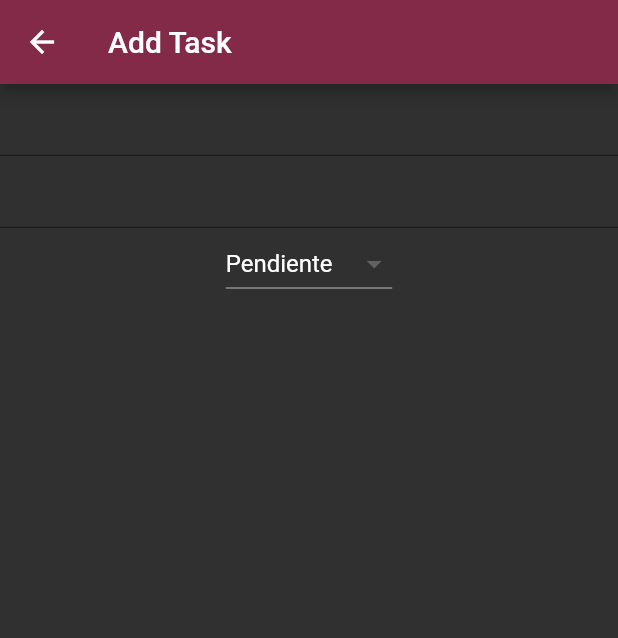
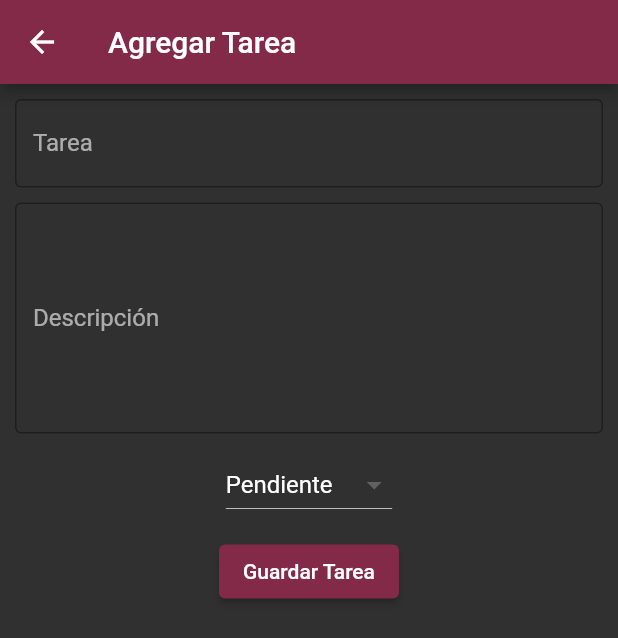
Before and after one commit to JuanOnate/pmsn20232, a Flutter app: the AddTask screen opened by its route, on a phone screen of 412 x 824 dp. Shown: the top 638 px of the screen. Run offline on Flutter 3.47's test engine with Material 2 defaults, Android fonts, the phone set to English and light mode, and no system bars; our stand-ins replace sqflite; missing offline and left inert: day_night_switcher; accounts and stored records are empty; network calls fail.

Commit message:
Clase 14
Cambios de la clase 14

```diff
--- a/lib/models/tarea_model.dart
+++ b/lib/models/tarea_model.dart
@@ -2,7 +2,7 @@ class TareaModel {
   int? idTarea;
   String? nombreTarea;
   String? descTarea;
-  bool? estadoTarea;
+  String? estadoTarea;
 
   TareaModel({this.idTarea,this.nombreTarea,this.descTarea,this.estadoTarea});
 
--- a/lib/screens/add_task.dart
+++ b/lib/screens/add_task.dart
@@ -1,4 +1,5 @@
 import 'package:flutter/material.dart';
+import 'package:pmsn20232/database/agenda_db.dart';
 
 class AddTask extends StatefulWidget {
   const AddTask({super.key});
@@ -8,24 +9,44 @@ class AddTask extends StatefulWidget {
 }
 
 class _AddTaskState extends State<AddTask> {
-  @override
-  Widget build(BuildContext context) {
+  String dropDownValue = "Pendiente";
   TextEditingController txtConName = TextEditingController();
   TextEditingController txtConDsc = TextEditingController();
-    String dropDownValue = "Pendiente";
   List<String> dropDownValues = [
     'Pendiente',
     'Completado',
     'En proceso'
   ];
 
+  AgendaDB? agendaDB;
+
+  @override
+  void initState(){
+    super.initState();
+    agendaDB = AgendaDB();
+  }
+
+  @override
+  Widget build(BuildContext context){
     final txtNameTask = TextFormField(
+      decoration: const InputDecoration(
+        label: Text('Tarea'),
+        border: OutlineInputBorder()
+      ),
       controller: txtConName,
     );
 
+    final txtDscTask = TextFormField(
+      decoration: const InputDecoration(
+        label: Text('Descripción'),
+        border: OutlineInputBorder()
+      ),
+      maxLines: 6,
+      controller: txtConDsc,
+    );
 
-    final txtDscTask = TextFormField(
-      controller: txtConDsc,
+    final space = SizedBox(
+      height: 10,
     );
 
     final DropdownButton ddBStatus = DropdownButton(
@@ -42,16 +63,42 @@ class _AddTaskState extends State<AddTask> {
       }
     );
 
+    final ElevatedButton btnGuardar =
+      ElevatedButton(
+        onPressed: (){
+          agendaDB!.INSERT('tblTareas', {
+            'nombreTarea' : txtConName.text,
+            'descTarea' : txtConDsc.text,
+            'estadoTarea' : dropDownValue.substring(1,1)
+          }).then((value) {
+            var msj = (value > 0 )
+            ? 'La insersión fue exitosa'
+            : 'OCurrió un error';
+            var snackbar = SnackBar(content: Text(msj));
+            ScaffoldMessenger.of(context).showSnackBar(snackbar);
+            Navigator.pop(context);
+          });
+        },
+        child: Text('Guardar Tarea')
+      );
+
     return Scaffold(
       appBar: AppBar(
-        title: Text('Add Task'),
+        title: Text('Agregar Tarea'),
       ),
-      body: Column(
+      body: Padding(
+        padding: const EdgeInsets.all(10.0),
+        child: Column(
           children: [
           txtNameTask,
+          space,
           txtDscTask,
-          ddBStatus
+          space,
+          ddBStatus,
+          space,
+          btnGuardar
           ],
+        ),
       ),
     );
   }
```
Also changed, not shown: lib/screens/tarea_screen.dart (+9 -4 lines), lib/widgets/CardTaskWidget.dart (added, +26 -0 lines). Lines whose indentation alone changed are shown as unchanged.
